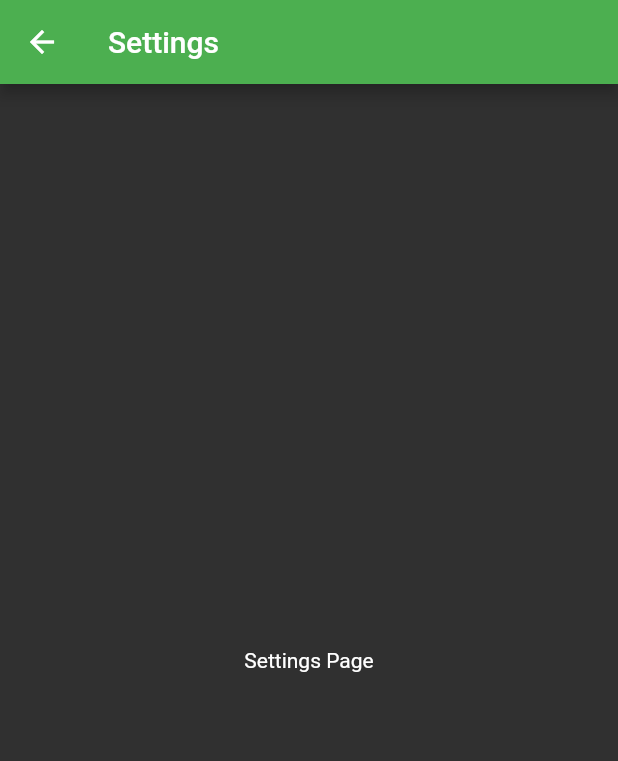
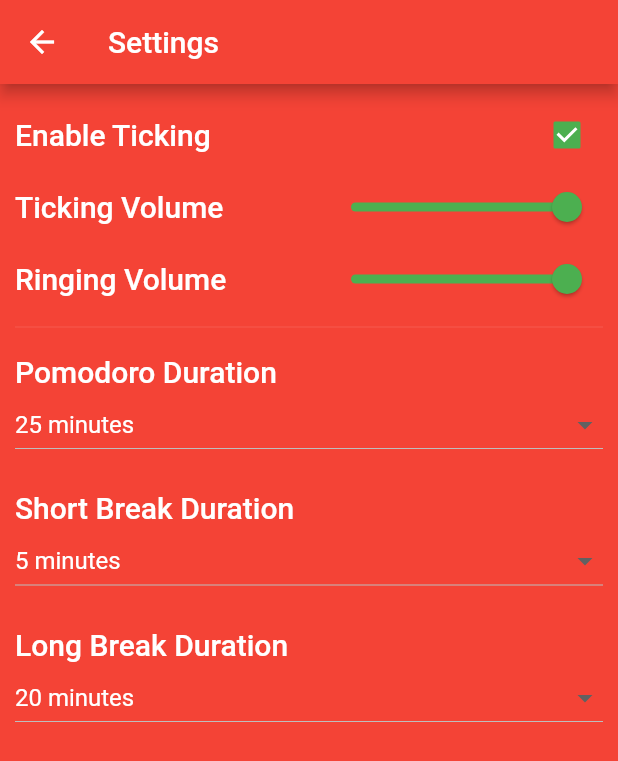
Before and after one commit to LCmaster/flutter_pomodoro, a Flutter app: the screen it shows after launch, after a tap on "Settings", on a phone screen of 412 x 824 dp. Shown: the top 761 px of the screen. Run offline on Flutter 3.47's test engine with Material 2 defaults, Android fonts, the light colour scheme and no system bars; our stand-ins replace audioplayers, get.

Commit message:
Populating the Settings Screen.

```diff
--- a/lib/constants.dart
+++ b/lib/constants.dart
@@ -1,3 +1,4 @@
+const kInitialIndex = 2;
 const kShortBreakDurationList = [3, 4, 5];
 const kLongBreakDurationList = [10, 15, 20, 25, 30];
 const kPomodoroDurationList = [15, 20, 25, 30, 35, 40];
--- a/lib/controllers/pomodoro_binding.dart
+++ b/lib/controllers/pomodoro_binding.dart
@@ -1,5 +1,6 @@
-import 'package:flutter_pomodoro/controllers/pomodoro_controller.dart';
 import 'package:get/get.dart';
+
+import 'pomodoro_controller.dart';
 
 class PomodoroBinding implements Bindings {
   @override
--- a/lib/controllers/pomodoro_controller.dart
+++ b/lib/controllers/pomodoro_controller.dart
@@ -1,13 +1,13 @@
-import 'package:flutter/material.dart';
-import 'package:flutter_pomodoro/constants.dart';
 import 'package:get/get.dart';
 
+import 'package:flutter/material.dart';
+
+import '../constants.dart';
 import 'audio_controller.dart';
 
 enum PomodoroStatus {
   started,
   stopped,
-  paused,
 }
 
 class PomodoroController extends GetxController
@@ -15,38 +15,62 @@
   final AudioController _audioController = Get.put(AudioController());
 
   late final AnimationController _animationController;
-  late final Animation<double> animation;
+  late final animation;
 
-  final isResting = false.obs;
+  int _index = 0;
+  final canReset = false.obs;
   final status = PomodoroStatus.stopped.obs;
 
-  final pomodoroDuration = kPomodoroDurationList[3].obs;
-  final pomodoroProgression = kPomodoroDurationList[3].toDouble().obs;
+  final List<Duration> _pomodoroDurationList = [];
 
-  void updateResting(bool resting) {
-    isResting(resting);
-  }
-
-  void updatePomodoroDuration(int duration) {
-    pomodoroDuration(duration);
+  Duration get currentDuration {
+    return _pomodoroDurationList[_index];
   }
 
   @override
   void onInit() {
     super.onInit();
 
+    _pomodoroDurationList.clear();
+    _pomodoroDurationList.addAll(_reset());
+
     _animationController = AnimationController(
       vsync: this,
-      duration: Duration(minutes: pomodoroDuration.value),
-    )
-    ..addStatusListener((animationStatus) {
-      if(animationStatus == AnimationStatus.completed){
-        status(PomodoroStatus.stopped);
-        _audioController.ring();
-      }
-    });
-    animation = Tween(begin: pomodoroProgression.value, end: 0.0)
-        .animate(_animationController);
+      duration: _pomodoroDurationList[_index],
+    )..addStatusListener((animationStatus) {
+        if (animationStatus == AnimationStatus.completed) {
+          completed();
+        }
+      });
+    animation = _setAnimation(_animationController).obs;
+  }
+
+  void completed() {
+    status(PomodoroStatus.stopped);
+    _audioController.stopTicking();
+    _audioController.ring();
+
+    _index++;
+    if (_index < _pomodoroDurationList.length) {
+      animation(_setAnimation(_animationController));
+    }
+  }
+
+  Animation<double> _setAnimation(AnimationController animationController) {
+    return Tween(
+      begin: _pomodoroDurationList[_index].inMinutes.toDouble(),
+      end: 0.0,
+    ).animate(animationController);
+  }
+
+  List<Duration> _reset() {
+    List<Duration> list = [];
+    for (int i = 0; i < 4; i++) {
+      list.add(Duration(minutes: kPomodoroDurationList[2]));
+      list.add(Duration(minutes: kShortBreakDurationList[2]));
+    }
+
+    return list;
   }
 
   @override
@@ -59,6 +83,7 @@
     status(PomodoroStatus.started);
     _animationController.forward();
     _audioController.startTicking();
+    canReset(true);
   }
 
   stop() {
@@ -66,4 +91,14 @@
     _animationController.stop();
     _audioController.stopTicking();
   }
+
+  reset() {
+    stop();
+    _index = 0;
+    _reset();
+    _animationController.reset();
+    animation(_setAnimation(_animationController));
+
+    canReset(false);
+  }
 }
--- a/lib/controllers/settings_binding.dart
+++ b/lib/controllers/settings_binding.dart
@@ -1,5 +1,6 @@
-import 'package:flutter_pomodoro/controllers/settings_controller.dart';
 import 'package:get/get.dart';
+
+import 'settings_controller.dart';
 
 class SettingsBinding implements Bindings {
   @override
--- a/lib/models/pomodoro.dart
+++ /dev/null
@@ -1,14 +0,0 @@
-enum PomodoroType {
-  concentrate,
-  rest,
-}
-
-class Pomodoro {
-  final PomodoroType type;
-  final int minutes;
-
-  Pomodoro({required this.type, required this.minutes});
-
-  Pomodoro.rest({required this.minutes}) : type = PomodoroType.rest;
-  Pomodoro.concentrate({required this.minutes}) : type = PomodoroType.concentrate;
-}
--- a/lib/pages/pomodoro/pomodoro_page.dart
+++ b/lib/pages/pomodoro/pomodoro_page.dart
@@ -2,9 +2,9 @@
 import 'package:flutter/material.dart';
 
 import '../../controllers/pomodoro_controller.dart';
+import '../settings/settings_page.dart';
 import './widgets/clock_cap.dart';
 import './widgets/main_body.dart';
-import '../settings/settings_page.dart';
 
 class PomodoroPage extends GetView<PomodoroController> {
   static const routeName = '/pomodoro';
@@ -20,23 +20,23 @@
           const MainBody(),
           Obx(
             () => AnimatedBuilder(
-              animation: controller.animation,
+                animation: controller.animation.value,
                 builder: (animContext, widget) {
                   return ClockCap(
                     barCount: 60,
-                  duration: controller.pomodoroDuration.value,
-                  progression: controller.animation.value,
+                    duration: controller.currentDuration.inMinutes,
+                    progression: controller.animation.value.value,
                   );
-              }
+                }),
           ),
-          ),
-          Positioned(
+          Obx(
+            () => Visibility(
+              visible: controller.canReset.value,
+              child: Positioned(
                 bottom: 20,
                 left: 20,
                 child: TextButton(
-              onPressed: () {
-                Navigator.of(context).pushNamed(SettingsPage.routeName);
-              },
+                  onPressed: controller.reset,
                   child: Column(
                     children: const [
                       Icon(
@@ -50,6 +50,8 @@
                         ),
                       ),
                     ],
+                  ),
+                ),
               ),
             ),
           ),
--- a/lib/pages/settings/settings_page.dart
+++ b/lib/pages/settings/settings_page.dart
@@ -1,6 +1,10 @@
+import 'package:get/get.dart';
+
 import 'package:flutter/material.dart';
-import 'package:get/get.dart';
+
 import '../../controllers/settings_controller.dart';
+import 'widgets/audio_section.dart';
+import 'widgets/timer_section.dart';
 
 class SettingsPage extends GetView<SettingsController> {
   static const routeName = '/settings';
@@ -11,14 +15,45 @@
   Widget build(BuildContext context) {
     return Scaffold(
       appBar: AppBar(
+        backgroundColor: Colors.red,
         title: const Text(
           'Settings',
         ),
       ),
-      body: const Center(
-        child: Text(
-          'Settings Page',
-        ),
+      body: LayoutBuilder(
+        builder: (context, constraints) {
+          return Container(
+            width: constraints.maxWidth,
+            height: constraints.maxHeight,
+            decoration: BoxDecoration(
+              color: Colors.red,
+              // gradient: LinearGradient(
+              //   colors: [
+              //     // Color(0xFFCB2611),
+              //     // Colors.red,
+              //     // Color(0xFFCB2611),
+              //     HSVColor.fromColor(Colors.red).withValue(0.45).toColor(),
+              //     HSVColor.fromColor(Colors.red).withSaturation(0.85).toColor(),
+              //     HSVColor.fromColor(Colors.red).withValue(0.45).toColor(),
+              //   ],
+              //   begin: Alignment.centerLeft,
+              //   end: Alignment.centerRight,
+              // ),
+            ),
+            child: SingleChildScrollView(
+              child: Padding(
+                padding: const EdgeInsets.all(10.0),
+                child: Column(
+                  children: const [
+                    AudioSection(),
+                    Divider(),
+                    TimerSection(),
+                  ],
+                ),
+              ),
+            ),
+          );
+        }
       ),
     );
   }
--- a/lib/pages/settings/widgets/audio_section.dart
+++ b/lib/pages/settings/widgets/audio_section.dart
@@ -5,6 +5,40 @@
 
   @override
   Widget build(BuildContext context) {
-    return Container();
+    return Column(children: [
+      Row(
+        children: [
+          Expanded(
+            child: Text(
+              'Enable Ticking',
+              style: Theme.of(context).textTheme.headline6,
+            ),
+          ),
+          Checkbox(value: true, onChanged: (value) {}),
+        ],
+      ),
+      Row(
+        children: [
+          Expanded(
+            child: Text(
+              'Ticking Volume',
+              style: Theme.of(context).textTheme.headline6,
+            ),
+          ),
+          Slider(value: 1.0, onChanged: (double value) {}),
+        ],
+      ),
+      Row(
+        children: [
+          Expanded(
+            child: Text(
+              'Ringing Volume',
+              style: Theme.of(context).textTheme.headline6,
+            ),
+          ),
+          Slider(value: 1.0, onChanged: (double value) {}),
+        ],
+      ),
+    ]);
   }
 }
--- a/lib/pages/settings/widgets/timer_section.dart
+++ b/lib/pages/settings/widgets/timer_section.dart
@@ -1,10 +1,89 @@
 import 'package:flutter/material.dart';
+import 'package:flutter_pomodoro/constants.dart';
 
 class TimerSection extends StatelessWidget {
   const TimerSection({Key? key}) : super(key: key);
 
   @override
   Widget build(BuildContext context) {
-    return Container();
+    return Column(
+      children: [
+        Padding(
+          padding: const EdgeInsets.symmetric(vertical: 10.0),
+          child: Column(
+            crossAxisAlignment: CrossAxisAlignment.stretch,
+            children: [
+              Text(
+                'Pomodoro Duration',
+                style: Theme.of(context).textTheme.headline6,
+              ),
+              DropdownButton(
+                isExpanded: true,
+                items: kPomodoroDurationList
+                    .map(
+                      (e) => DropdownMenuItem<int>(
+                        value: e,
+                        child: Text('$e minutes'),
+                      ),
+                    )
+                    .toList(),
+                onChanged: (value) {},
+                value: kPomodoroDurationList[kInitialIndex],
+              ),
+            ],
+          ),
+        ),
+        Padding(
+          padding: const EdgeInsets.symmetric(vertical: 10.0),
+          child: Column(
+            crossAxisAlignment: CrossAxisAlignment.stretch,
+            children: [
+              Text(
+                'Short Break Duration',
+                style: Theme.of(context).textTheme.headline6,
+              ),
+              DropdownButton(
+                isExpanded: true,
+                items: kShortBreakDurationList
+                    .map(
+                      (e) => DropdownMenuItem<int>(
+                        value: e,
+                        child: Text('$e minutes'),
+                      ),
+                    )
+                    .toList(),
+                onChanged: (value) {},
+                value: kShortBreakDurationList[kInitialIndex],
+              ),
+            ],
+          ),
+        ),
+        Padding(
+          padding: const EdgeInsets.symmetric(vertical: 10.0),
+          child: Column(
+            crossAxisAlignment: CrossAxisAlignment.stretch,
+            children: [
+              Text(
+                'Long Break Duration',
+                style: Theme.of(context).textTheme.headline6,
+              ),
+              DropdownButton(
+                isExpanded: true,
+                items: kLongBreakDurationList
+                    .map(
+                      (e) => DropdownMenuItem<int>(
+                        value: e,
+                        child: Text('$e minutes'),
+                      ),
+                    )
+                    .toList(),
+                onChanged: (value) {},
+                value: kLongBreakDurationList[kInitialIndex],
+              ),
+            ],
+          ),
+        ),
+      ],
+    );
   }
 }
```
Lines whose indentation alone changed are shown as unchanged.
